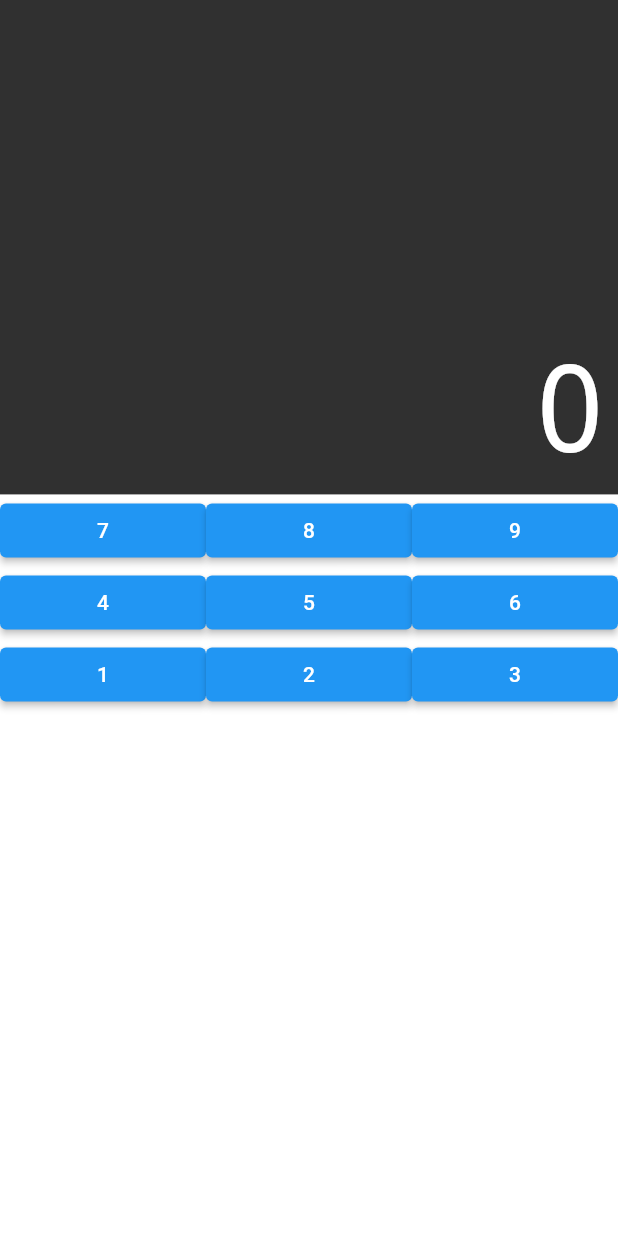
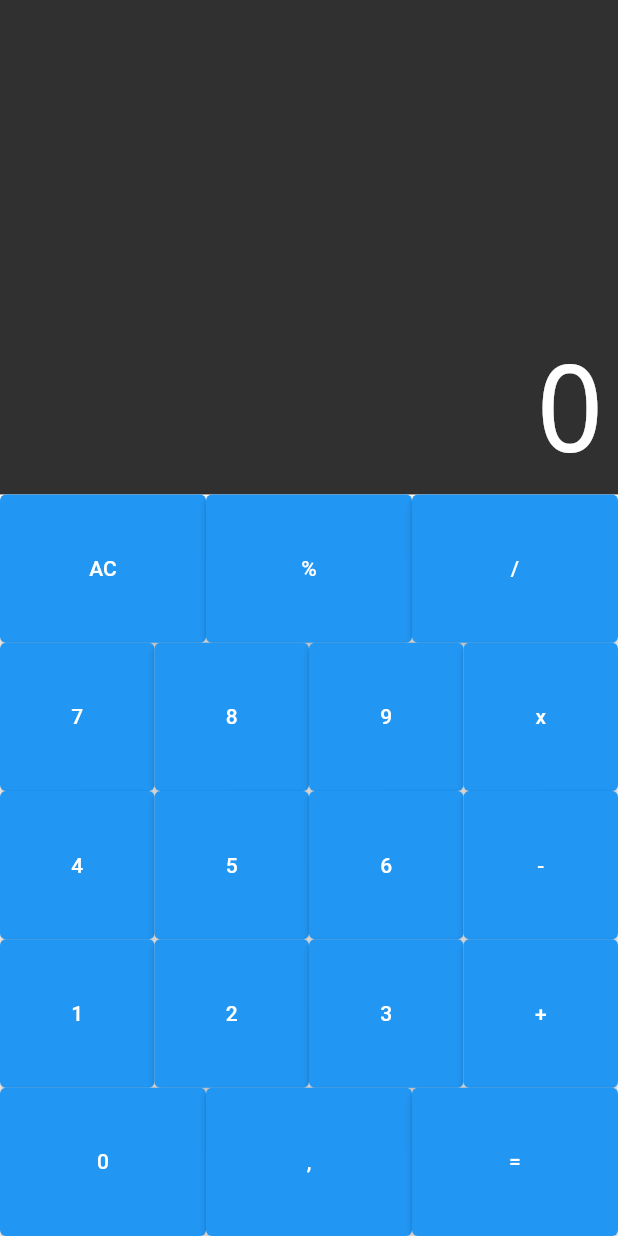
Before and after one commit to LucasCardoso910/calculator, a Flutter app: the screen it shows after launch, on a phone screen of 412 x 824 dp. Run offline on Flutter 3.47's test engine with Material 2 defaults, Android fonts, the phone set to English and light mode, and no system bars; drawn by our look-alikes of auto_size_text.

Commit message:
expand buttons and create full keyboard
Signed-off-by: Lucas Cardoso <lucas.cardoso.santos@usp.br>

```diff
--- a/lib/components/button_row.dart
+++ b/lib/components/button_row.dart
@@ -8,8 +8,12 @@ class ButtonRow extends StatelessWidget {
 
   @override
   Widget build(BuildContext context) {
-    return Row(
-      children: buttons,
+    return Expanded(
+      flex: 1,
+      child: Row(
+        crossAxisAlignment: CrossAxisAlignment.stretch,
+        children: buttons,
+      ),
     );
   }
 }
--- a/lib/components/keyboard.dart
+++ b/lib/components/keyboard.dart
@@ -15,9 +15,17 @@ class Keyboard extends StatelessWidget {
         children: [
           ButtonRow(
             buttons: [
+              Button(buttonLabel: 'AC'),
+              Button(buttonLabel: '%'),
+              Button(buttonLabel: '/'),
+            ],
+          ),
+          ButtonRow(
+            buttons: [
               Button(buttonLabel: '7'),
               Button(buttonLabel: '8'),
               Button(buttonLabel: '9'),
+              Button(buttonLabel: 'x'),
             ],
           ),
           ButtonRow(
@@ -25,6 +33,7 @@ class Keyboard extends StatelessWidget {
               Button(buttonLabel: '4'),
               Button(buttonLabel: '5'),
               Button(buttonLabel: '6'),
+              Button(buttonLabel: '-'),
             ],
           ),
           ButtonRow(
@@ -32,6 +41,14 @@ class Keyboard extends StatelessWidget {
               Button(buttonLabel: '1'),
               Button(buttonLabel: '2'),
               Button(buttonLabel: '3'),
+              Button(buttonLabel: '+'),
+            ],
+          ),
+          ButtonRow(
+            buttons: [
+              Button(buttonLabel: '0'),
+              Button(buttonLabel: ','),
+              Button(buttonLabel: '='),
             ],
           ),
         ],
```
